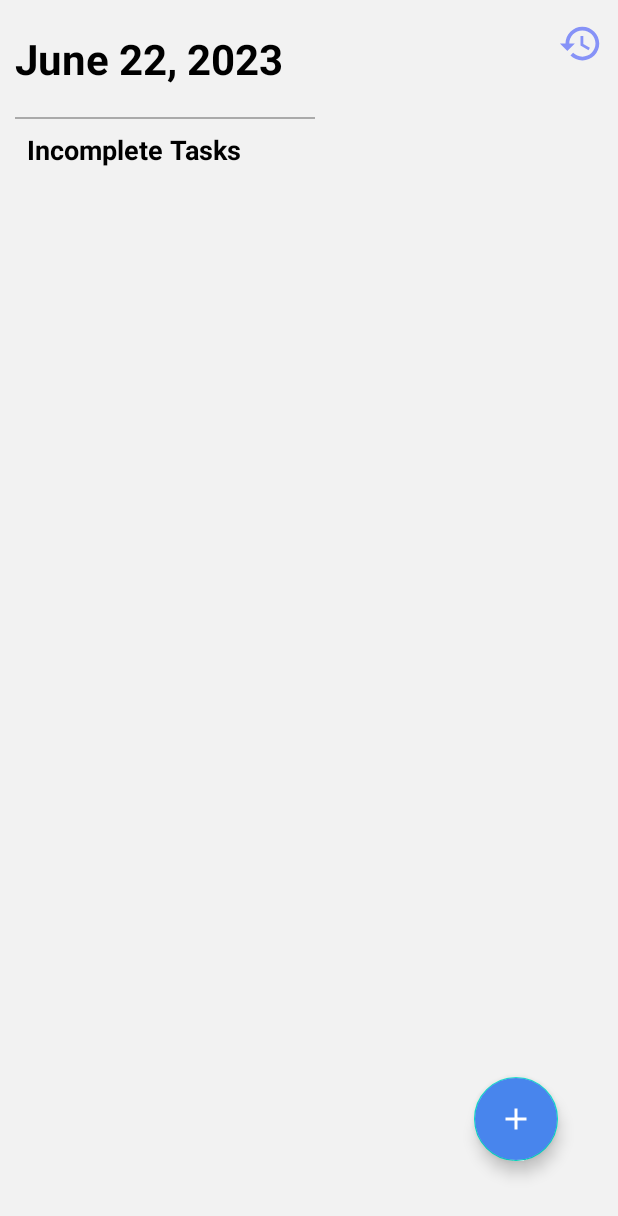
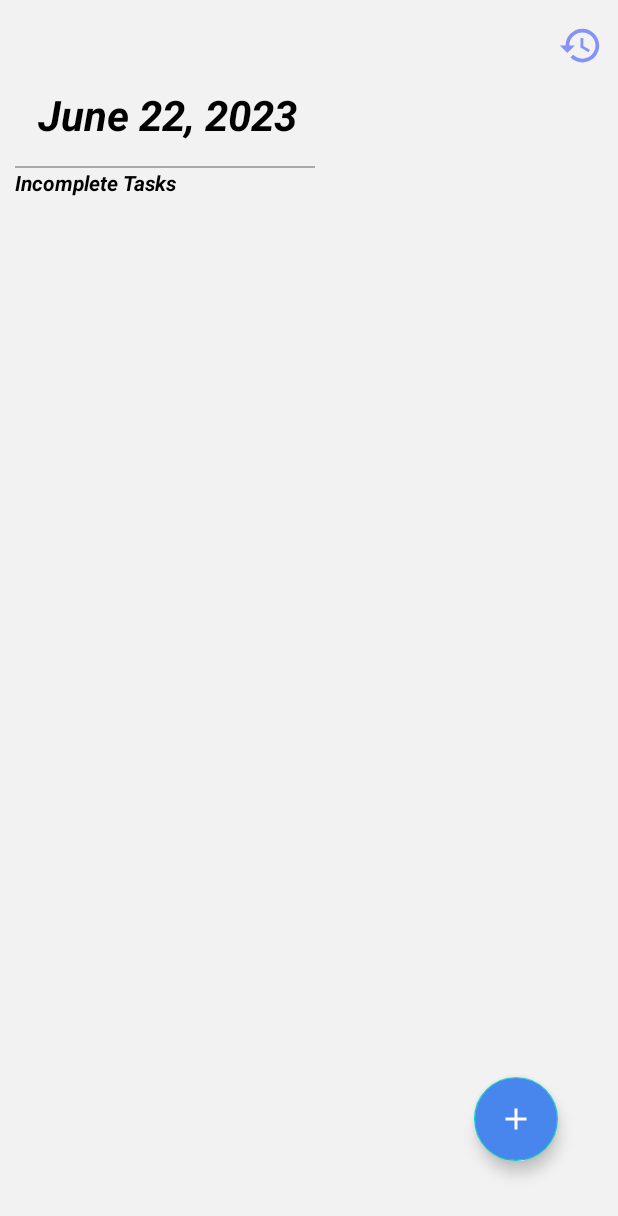
Before and after one commit to AvishkarWadbudhe/Todo-List-Android-App, an Android app: the screen it shows after launch (MainActivity), on a phone screen of 412 x 824 dp. Shown: the top 1216 px of the screen. Run offline under Robolectric (Android 15) with nearby library versions, the phone set to English and light mode, and no system bars; our stand-ins replace Room's generated code; libraries missing offline, so code that uses them is left out: it.xabaras.android.

```diff
--- a/app/src/main/java/com/project/todoapp/Model/Task_Dao.java
+++ b/app/src/main/java/com/project/todoapp/Model/Task_Dao.java
@@ -27,8 +27,11 @@ public interface Task_Dao {
 
     @Query("SELECT * FROM my_tasks WHERE isCompleted=TRUE")
     LiveData<List<DataModel>> showCompletedTask();
-    @Query("DELETE FROM my_tasks")
-    void deleteAllTasks();
+
+
+    @Query("DELETE FROM my_tasks WHERE isCompleted = TRUE")
+    void deleteCompletedTasks();
+
 
 
 }
--- a/app/src/main/java/com/project/todoapp/ViewModel/Task_viewModel.java
+++ b/app/src/main/java/com/project/todoapp/ViewModel/Task_viewModel.java
@@ -12,7 +12,7 @@ import com.project.todoapp.Model.Task_Repo;
 import java.util.List;
 
 public class Task_viewModel extends AndroidViewModel {
-    private final Task_Repo taskRepo;
+    private  Task_Repo taskRepo;
     private final LiveData<List<DataModel>> taskList;
     private final LiveData<List<DataModel>> completedTaskList;
 
@@ -42,5 +42,9 @@ public class Task_viewModel extends AndroidViewModel {
         return completedTaskList;
     }
 
+public void deleteCompletedTasks()
+{
+    taskRepo.deleteCompletedTasks();
+}
 
 }
--- a/app/src/main/res/layout/activity_main.xml
+++ b/app/src/main/res/layout/activity_main.xml
@@ -11,14 +11,19 @@
     tools:context=".MainActivity">
 
 
+    <LinearLayout
+        android:layout_width="match_parent"
+        android:layout_height="80dp"
+
+        android:orientation="vertical"
+        android:layout_marginTop="15dp">
+
         <FrameLayout
             android:layout_width="match_parent"
-        android:layout_height="wrap_content">
+            android:layout_height="match_parent"
+            android:background="@color/backgroundColor"
 
-        <LinearLayout
-            android:layout_width="match_parent"
-            android:layout_height="wrap_content"
-            android:orientation="vertical">
+            >
 
         <TextView
             android:id="@+id/dateTextView"
@@ -26,54 +31,57 @@
             android:layout_height="wrap_content"
             android:text="All tasks"
             android:layout_marginTop="20dp"
-                android:textStyle="bold"
+            android:textStyle="italic|bold"
             android:textColor="@color/black"
             android:textSize="28sp"
+            android:layout_gravity="bottom"
+            android:paddingLeft="15dp"
             tools:ignore="MissingPrefix" />
-
-
-
-
-        </LinearLayout>
 
         <ImageView
             android:layout_width="30dp"
             android:layout_height="30dp"
-            android:layout_gravity="right|center"
+
+            android:layout_gravity="right"
             android:background="@drawable/ic_history"
             android:id="@+id/btnHistory"/>
         </FrameLayout>
+
+    </LinearLayout>
+
+    <View
+        android:layout_width="200dp"
+        android:layout_height="1dp"
+        android:layout_marginTop="15dp"
+        android:background="@android:color/darker_gray" />
+
+    <TextView
+        android:layout_width="match_parent"
+        android:layout_height="wrap_content"
+        android:text="Incomplete Tasks"
+android:background="@color/backgroundColor"
+        android:textStyle="bold|italic"
+        android:textColor="@android:color/black"
+      />
 
 
     <LinearLayout
         android:layout_width="match_parent"
         android:layout_height="match_parent"
-        android:layout_marginTop="20dp"
+        android:background="@color/backgroundColor"
         android:orientation="vertical">
 
-        <View
-            android:layout_width="200dp"
-            android:layout_height="1dp"
-            android:background="@android:color/darker_gray" />
       <FrameLayout
             android:layout_width="match_parent"
             android:layout_height="match_parent"
-         >
-            <TextView
-                android:layout_width="match_parent"
-                android:layout_height="wrap_content"
-                android:text="Incomplete Tasks"
-                android:textAppearance="?android:textAppearanceMedium"
-                android:textStyle="bold"
-                android:textColor="@android:color/black"
-                android:padding="8dp" />
-
+           android:background="@color/backgroundColor">
 
             <androidx.recyclerview.widget.RecyclerView
                 android:id="@+id/recyclerViewIncomplete"
                 android:layout_width="match_parent"
                 android:layout_height="match_parent"
-                android:layout_marginTop="30dp" />
+                android:background="@color/backgroundColor"
+                android:layout_marginTop="10dp" />
 
             <com.google.android.material.floatingactionbutton.FloatingActionButton
                 android:id="@+id/addTaskFloatingBtn"
@@ -90,9 +98,6 @@
 
       </FrameLayout>
 
-
+    </LinearLayout>
 
 </LinearLayout>
-
-
-</LinearLayout>
--- a/app/src/main/res/layout/create_task_dialog_box.xml
+++ b/app/src/main/res/layout/create_task_dialog_box.xml
@@ -26,7 +26,7 @@
         android:padding="10dp"
 
         android:hint="Task Title"
-        android:alpha="0.5"
+
         android:textColorHint="@color/black"/>
 
 
@@ -40,7 +40,7 @@
         android:background="@drawable/btn_border"
         android:padding="10dp"
         android:id="@+id/editTextRelated"
-        android:alpha="0.5"
+
         android:textColorHint="@color/black"
         android:hint="Task description" />
 
--- a/app/src/main/res/layout/item_completed_task_container.xml
+++ b/app/src/main/res/layout/item_completed_task_container.xml
@@ -16,8 +16,8 @@
 
         <ImageView
             android:id="@+id/ivPersonImage"
-            android:layout_width="50dp"
-            android:layout_height="50dp"
+            android:layout_width="40dp"
+            android:layout_height="40dp"
             android:src="@drawable/ic_check"
             android:backgroundTint="@color/green"/>
 
--- a/app/src/main/res/layout/item_task_container.xml
+++ b/app/src/main/res/layout/item_task_container.xml
@@ -5,7 +5,8 @@
     android:layout_height="wrap_content"
     android:clickable="true"
     android:focusable="true"
-    app:cardCornerRadius="20dp"
+    android:background="@color/backgroundColor"
+    app:cardCornerRadius="15dp"
 
     app:cardUseCompatPadding="true">
 
```
Also changed, not shown: app/src/main/AndroidManifest.xml (+0 -7 lines), app/src/main/java/com/project/todoapp/MainActivity.java (+16 -6 lines), app/src/main/java/com/project/todoapp/Model/Task_Repo.java (+24 -0 lines), app/src/main/java/com/project/todoapp/TaskActivity/Edit_Task.java (deleted, +0 -16 lines), app/src/main/java/com/project/todoapp/TaskActivity/Task_History.java (+18 -0 lines), app/src/main/res/layout/activity_edit_task.xml (deleted, +0 -144 lines), app/src/main/res/layout/activity_task_history.xml (+31 -34 lines). Lines whose indentation alone changed are shown as unchanged.
